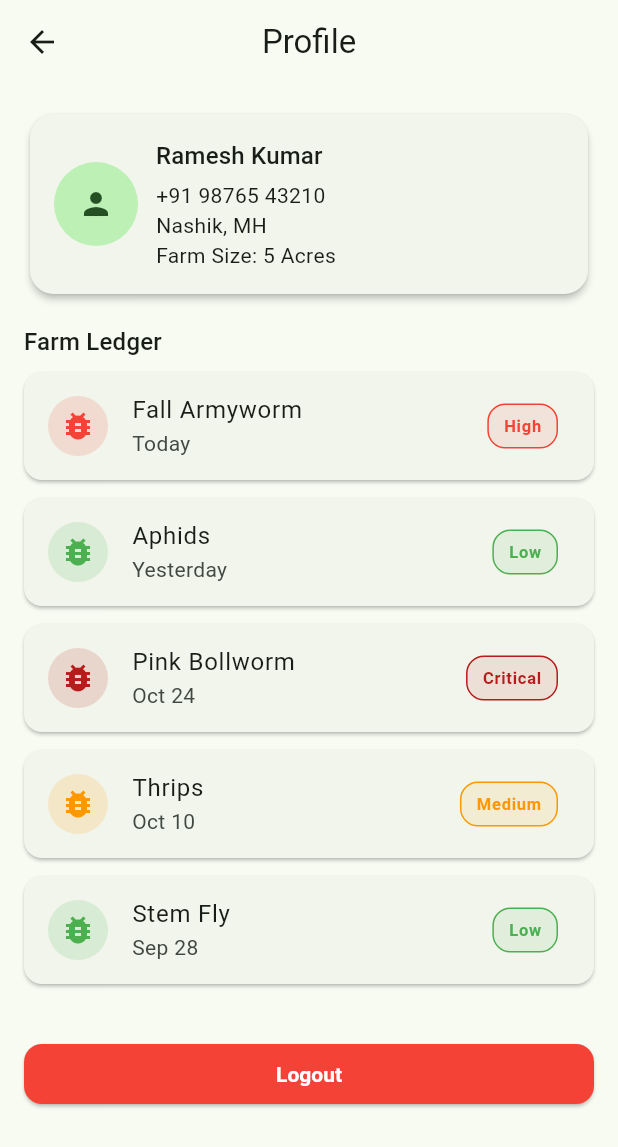
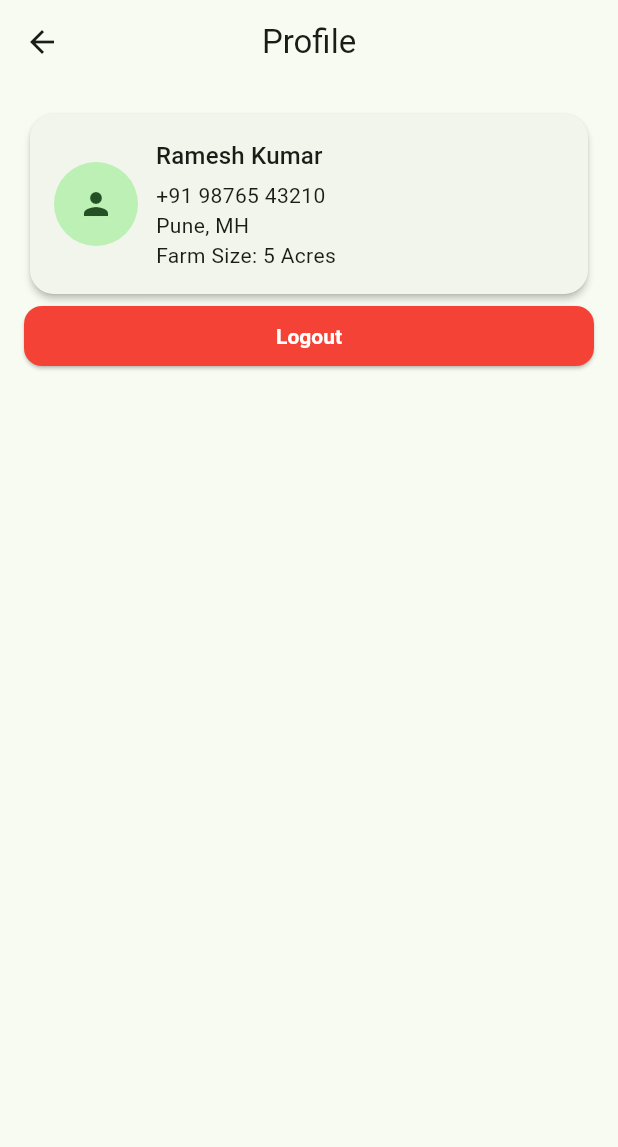
Before and after one commit to OUTLAWatlas/KrushiRakshak, a Flutter app: the screen it shows after launch, after a tap on the "person outline" icon, on a phone screen of 412 x 824 dp. Shown: the top 1147 px of the screen. Run offline on Flutter 3.47's test engine with Material 3 defaults, Android fonts, the phone set to English and light mode, and no system bars; our stand-ins replace cached_network_image, camera, flutter_map, flutter_svg, flutter_tts, geocoding and 5 more; missing offline and left inert: google_mlkit_text_recognition, tflite_flutter; accounts and stored records are empty; project files that could hold a hidden picture were left out.

Commit message:
Update mock data for consistency; clear history for privacy and adjust location references

```diff
--- a/lib/core/mock_data.dart
+++ b/lib/core/mock_data.dart
@@ -4,42 +4,12 @@ class MockData {
   static const Map<String, String> user = {
     'name': 'Ramesh Kumar',
     'phone': '+91 98765 43210',
-    'location': 'Nashik, MH',
+    'location': 'Pune, MH',
     'farmSize': '5 Acres',
   };
 
-  static final List<Map<String, String>> history = [
-    {
-      'date': 'Today',
-      'pest': 'Fall Armyworm',
-      'severity': 'High',
-      'status': 'Action Needed',
-    },
-    {
-      'date': 'Yesterday',
-      'pest': 'Aphids',
-      'severity': 'Low',
-      'status': 'Resolved',
-    },
-    {
-      'date': 'Oct 24',
-      'pest': 'Pink Bollworm',
-      'severity': 'Critical',
-      'status': 'Resolved',
-    },
-    {
-      'date': 'Oct 10',
-      'pest': 'Thrips',
-      'severity': 'Medium',
-      'status': 'Monitoring',
-    },
-    {
-      'date': 'Sep 28',
-      'pest': 'Stem Fly',
-      'severity': 'Low',
-      'status': 'Resolved',
-    },
-  ];
+  // History intentionally cleared for demo privacy.
+  static final List<Map<String, String>> history = [];
 
   static Color severityColor(String severity) {
     switch (severity.toLowerCase()) {
--- a/lib/core/services/weather_service.dart
+++ b/lib/core/services/weather_service.dart
@@ -47,12 +47,14 @@ class WeatherService {
 
   Map<String, dynamic> _getMockData(String errorLocation) {
     return {
-      'location': errorLocation,
+      // Use a Pune farmland fallback so nearby outbreaks align with current region.
+      'location': 'Pune Farmland',
       'temp': '--',
       'humidity': '--',
       'condition': 'Unknown',
-      'lat': 19.0760,
-      'long': 72.8777,
+      // Default to a Pune-area farmland coordinate if GPS fails
+      'lat': 18.5204,
+      'long': 73.8567,
     };
   }
 
--- a/lib/main.dart
+++ b/lib/main.dart
@@ -44,13 +44,13 @@ Future<void> main() async {
         Provider<OCRService>.value(value: ocr),
         Provider<TtsService>.value(value: tts),
       ],
-      child: const KisaanRakshaApp(initialRoute: startRoute),
+      child: const KrushiRakshakApp(initialRoute: startRoute),
     ),
   );
 }
 
-class KisaanRakshaApp extends StatelessWidget {
-  const KisaanRakshaApp({super.key, required this.initialRoute});
+class KrushiRakshakApp extends StatelessWidget {
+  const KrushiRakshakApp({super.key, required this.initialRoute});
 
   final String initialRoute;
 
@@ -61,7 +61,7 @@ class KisaanRakshaApp extends StatelessWidget {
       final theme = AppTheme.build(localeSrv.locale);
 
       return MaterialApp(
-        title: 'KisaanRaksha',
+        title: 'KrushiRakshak',
         key: ValueKey(localeSrv.locale),
         theme: theme,
         locale: Locale(localeSrv.locale),
--- a/lib/modules/profile/screens/profile_screen.dart
+++ b/lib/modules/profile/screens/profile_screen.dart
@@ -18,11 +18,13 @@ class ProfileScreen extends StatelessWidget {
         padding: const EdgeInsets.all(16),
         children: [
           const _UserCard(user: user),
-          const SizedBox(height: 16),
-          Text(loc.translate('farm_ledger'), style: Theme.of(context).textTheme.titleMedium),
-          const SizedBox(height: 8),
-          ...MockData.history.map((item) => _HistoryCard(item: item)).toList(),
-          const SizedBox(height: 24),
+          if (MockData.history.isNotEmpty) ...[
+            const SizedBox(height: 16),
+            Text(loc.translate('farm_ledger'), style: Theme.of(context).textTheme.titleMedium),
+            const SizedBox(height: 8),
+            ...MockData.history.map((item) => _HistoryCard(item: item)).toList(),
+            const SizedBox(height: 24),
+          ],
           ElevatedButton(
             style: ElevatedButton.styleFrom(backgroundColor: Colors.red),
             onPressed: () {
```
